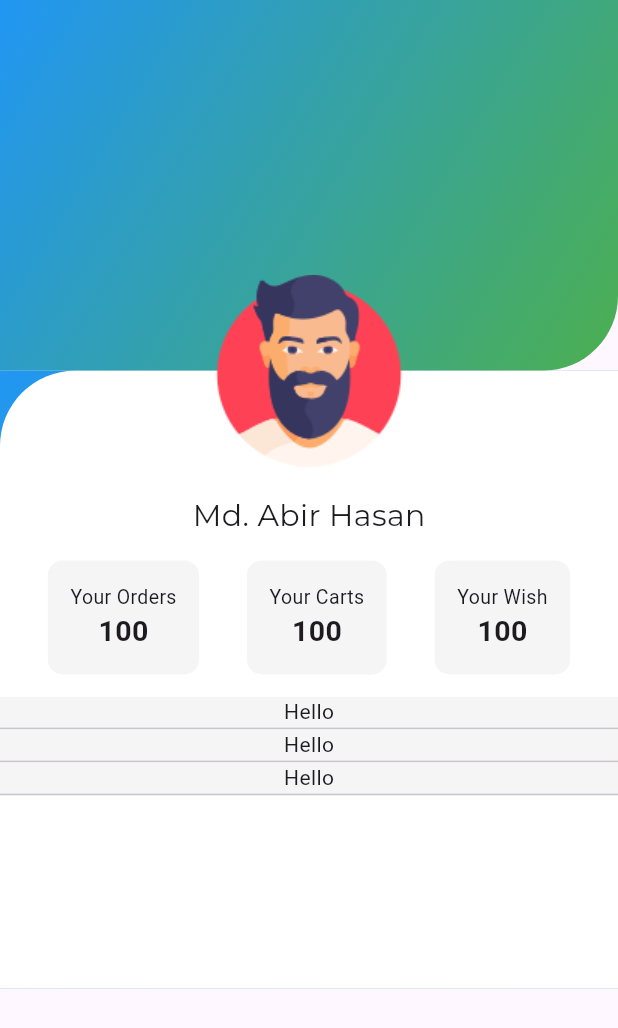
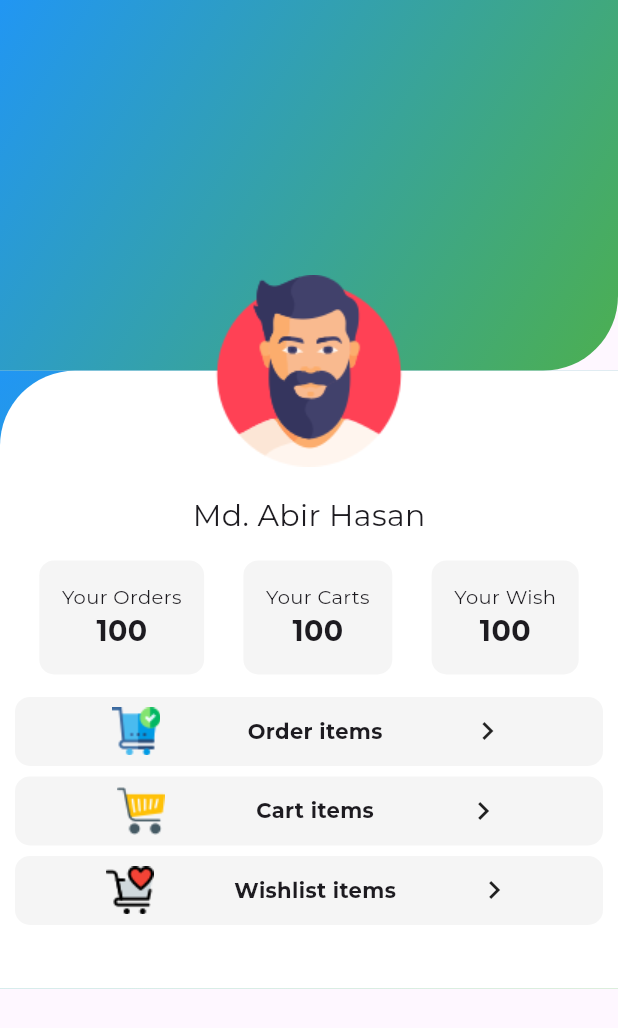
Before and after one commit to AbirHasanShuvo/seed_hub, a Flutter app: the ProfileScreen screen opened directly, on a phone screen of 412 x 824 dp. Shown: the top 1028 px of the screen. Run offline on Flutter 3.47's test engine with Material 3 defaults, Android fonts, the phone set to English and light mode, and no system bars; our stand-ins replace cloud_firestore, firebase_auth, firebase_core, get, google_fonts, google_sign_in and 3 more; accounts and stored records are empty; project files that could hold a hidden picture were left out.

Commit message:
profile screen completed

```diff
--- a/lib/const/images.dart
+++ b/lib/const/images.dart
@@ -66,3 +66,7 @@ const toysCategory = "assets/icons/toys.png";
 
 //for profile screen
 const dummyProfile = "assets/icons/man.png";
+
+const yourOrder = "assets/icons/order.png";
+const yourCarts = "assets/icons/carts.png";
+const yourWishlist = "assets/icons/wishlist.png";
--- a/lib/const/list.dart
+++ b/lib/const/list.dart
@@ -95,8 +95,8 @@ const categoryTexts = [
 
 //for profile screen
 
-const orderinProfile=[
-  'Your Orders',
-  'Your Carts',
-  'Your Wish'
-];
+const orderinProfile = ['Your Orders', 'Your Carts', 'Your Wish'];
+
+const orderToGo = ['Order items', 'Cart items', 'Wishlist items'];
+
+const orderToGoItems = [yourOrder, yourCarts, yourWishlist];
--- a/lib/views/category_screen/category_screen.dart
+++ b/lib/views/category_screen/category_screen.dart
@@ -17,23 +17,8 @@ class CategoryScreen extends StatelessWidget {
           child: SingleChildScrollView(
             child: Column(
               children: [
-                10.heightBox,
-                VxSwiper.builder(
-                  height: 150,
-                  autoPlay: true,
-                  aspectRatio: 16 / 9,
-                  itemCount: firstSlider.length,
-                  enlargeCenterPage: true,
-                  itemBuilder: (context, index) => Image.asset(
-                    firstSlider[index],
-                    fit: BoxFit.fill,
-                  )
-                      .box
-                      .rounded
-                      .clip(Clip.antiAlias)
-                      .margin(const EdgeInsets.symmetric(horizontal: 8))
-                      .make(),
-                ),
+
+
                 15.heightBox,
                 Column(
                   children: [
--- a/lib/views/home_screen/home_screen.dart
+++ b/lib/views/home_screen/home_screen.dart
@@ -35,6 +35,23 @@ class HomeScreen extends StatelessWidget {
                       fontFamily: mainFont),
                 ),
                 10.heightBox,
+
+                VxSwiper.builder(
+                  height: 150,
+                  autoPlay: true,
+                  aspectRatio: 16 / 9,
+                  itemCount: firstSlider.length,
+                  enlargeCenterPage: true,
+                  itemBuilder: (context, index) => Image.asset(
+                    firstSlider[index],
+                    fit: BoxFit.fill,
+                  )
+                      .box
+                      .rounded
+                      .clip(Clip.antiAlias)
+                      .margin(const EdgeInsets.symmetric(horizontal: 8))
+                      .make(),
+                ),
 
                 10.heightBox,
                 Row(
--- a/lib/views/profile_screen/profile_screen.dart
+++ b/lib/views/profile_screen/profile_screen.dart
@@ -1,4 +1,6 @@
+import 'package:flutter/cupertino.dart';
 import 'package:flutter/material.dart';
+import 'package:flutter/widgets.dart';
 import 'package:seed_hub/common_widgets/text_widget.dart';
 import 'package:seed_hub/const/const.dart';
 import 'package:seed_hub/const/images.dart';
@@ -11,9 +13,7 @@ class ProfileScreen extends StatelessWidget {
   @override
   Widget build(BuildContext context) {
     return Scaffold(
-      body: SingleChildScrollView(
-        physics: const BouncingScrollPhysics(),
-        child: Stack(
+      body: Stack(
         children: [
           Column(
             children: [
@@ -84,29 +84,40 @@ class ProfileScreen extends StatelessWidget {
                                 children: [
                                   makeText(
                                       text: orderinProfile[index],
-                                        size: 13.0),
+                                      size: 13.0, fontFamily: mainFont),
                                   makeText(
                                       text: '100',
                                       size: 19.0,
-                                        fontweight: FontWeight.bold)
+                                      fontweight: FontWeight.bold, fontFamily: mainFont)
                                 ],
                               ),
                             )),
                   ),
                   15.heightBox,
-                    Column(
+                  Padding(
+                    padding: const EdgeInsets.symmetric(horizontal: 10),
+                    child: Column(
                       children: List.generate(
                           3,
                           (index) => Container(
-                            color: Colors.grey.shade100,
+                            padding: const EdgeInsets.all(7),
+                           decoration: BoxDecoration( color: Colors.grey.shade100, borderRadius: BorderRadius.circular(10)),
                             child: Column(children: [
-                              makeText(text: 'Hello'),
-                              Divider(height: 2,),
+                             Row(
+                               mainAxisAlignment: MainAxisAlignment.spaceEvenly,
+                               children: [
+                                Image.asset(orderToGoItems[index]),
+                                 makeText(text: orderToGo[index], size: 14.0, fontweight: FontWeight.bold, fontFamily: mainFont),
+                                 Icon(Icons.keyboard_arrow_right)
+                               ],
+                             ),
+                              // const Divider(height: 2,),
                             ],),
                           ).onTap(() {
                             VxToast.show(context, msg: '$index');
-                          }).box.make(),
+                          }).box.margin(const EdgeInsets.only(bottom: 7)).make(),
 
+                      ),
                     ),
                   )
                 ],
@@ -115,7 +126,6 @@ class ProfileScreen extends StatelessWidget {
           )
         ],
       ),
-      ),
     );
 
     // width .4 for the image then we have 1.0-0.4 = 0.6... so if we consider 0.3 in the left then it will
```
Also changed, not shown: assets/icons/order.png (added), assets/icons/wishlist.png (added), lib/generated/assets.dart. Lines whose indentation alone changed are shown as unchanged.
